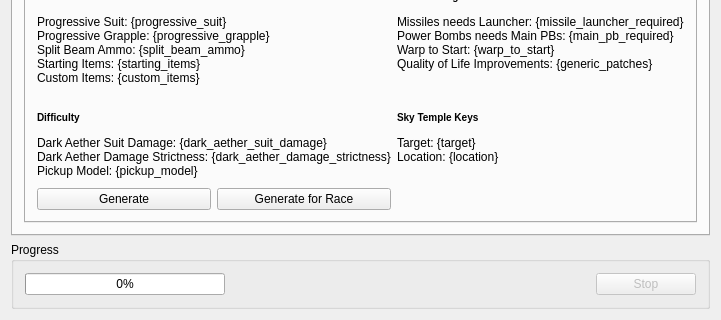
Above: randovania/gui/mainwindow.ui from randovania/randovania before the change; both pictures show x 0 to 721 and y 280 to 600 of the 721 by 600 pixel window. Below: the same form after it.
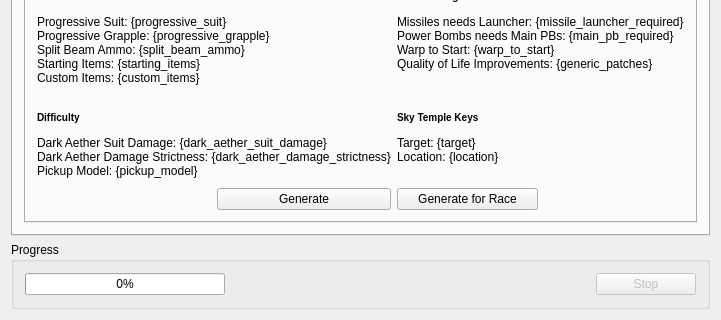
That is the form after the change. Icons and pictures are not drawn.

Patch:
```diff
--- a/randovania/gui/mainwindow.ui
+++ b/randovania/gui/mainwindow.ui
@@ -239,20 +239,6 @@
             <string>Generate Seed</string>
            </attribute>
            <layout class="QGridLayout" name="gridLayout_9">
-            <item row="10" column="1">
-             <widget class="QPushButton" name="create_generate_race_button">
-              <property name="text">
-               <string>Generate for Race</string>
-              </property>
-             </widget>
-            </item>
-            <item row="10" column="0">
-             <widget class="QPushButton" name="create_generate_button">
-              <property name="text">
-               <string>Generate</string>
-              </property>
-             </widget>
-            </item>
             <item row="0" column="3">
              <widget class="QPushButton" name="create_customize_button">
               <property name="text">
@@ -404,6 +390,20 @@
               </property>
              </widget>
             </item>
+            <item row="10" column="2">
+             <widget class="QPushButton" name="create_generate_race_button">
+              <property name="text">
+               <string>Generate for Race</string>
+              </property>
+             </widget>
+            </item>
+            <item row="10" column="1">
+             <widget class="QPushButton" name="create_generate_button">
+              <property name="text">
+               <string>Generate</string>
+              </property>
+             </widget>
+            </item>
            </layout>
           </widget>
          </widget>
```
